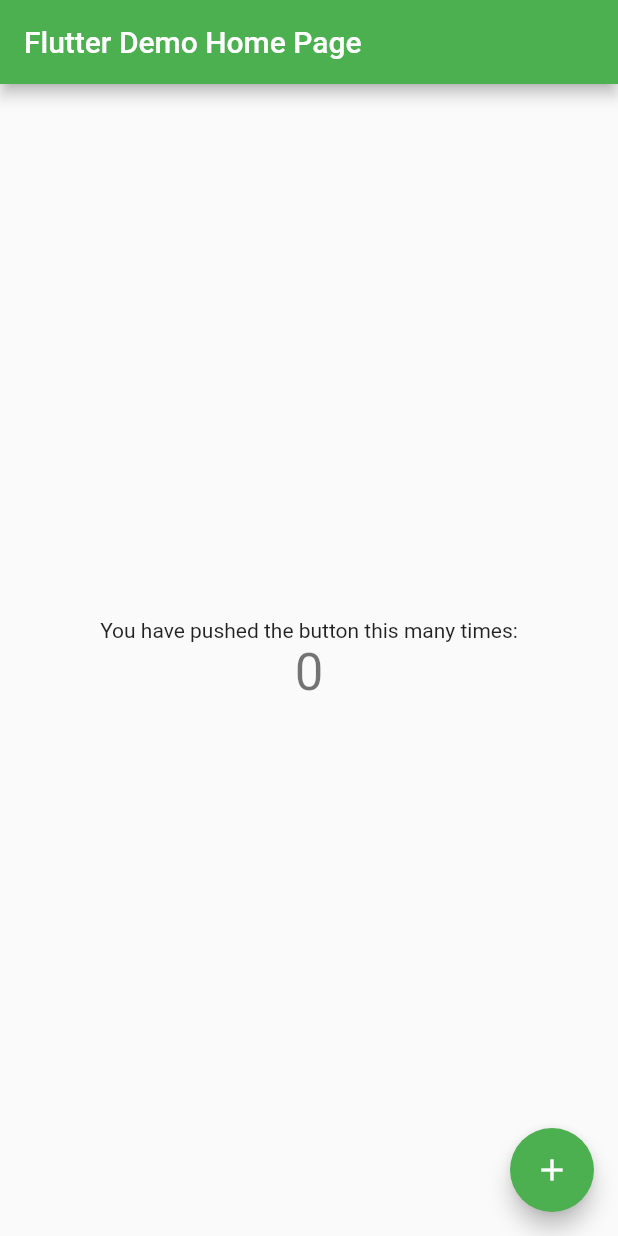
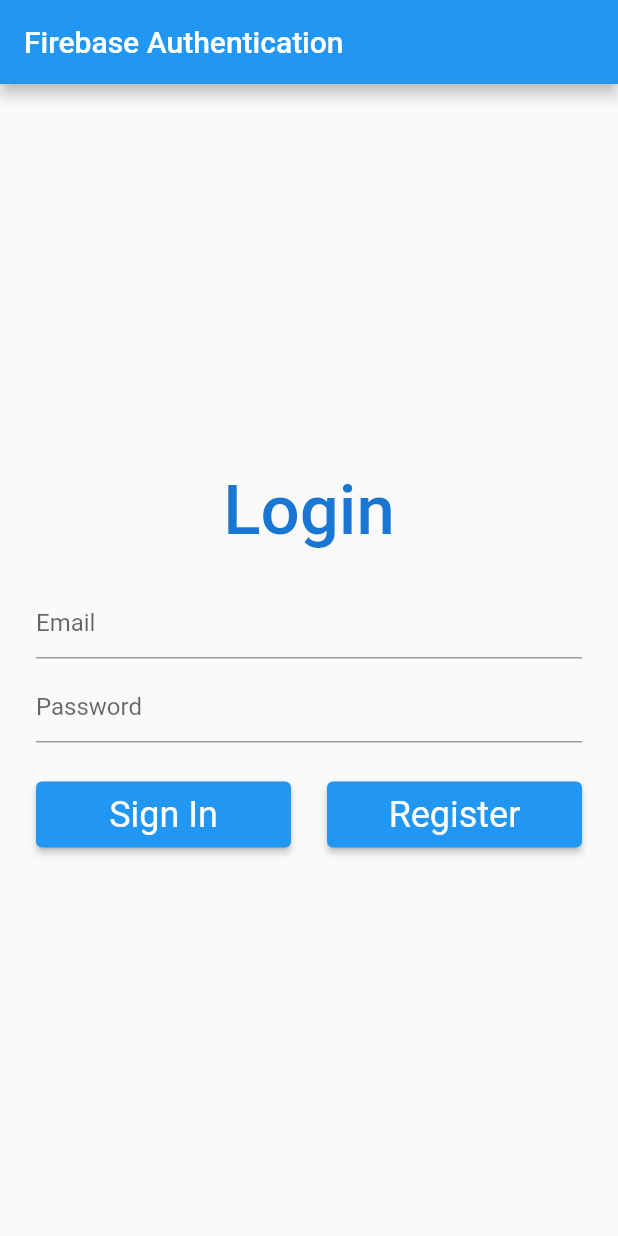
Before and after one commit to fredrikhoelseter/WhatsInMyFridge, a Flutter app: the screen it shows after launch, on a phone screen of 412 x 824 dp. Run offline on Flutter 3.47's test engine with Material 2 defaults, Android fonts, the phone set to English and light mode, and no system bars; our stand-ins replace firebase_auth, firebase_core; accounts and stored records are empty.

Commit message:
Firebase auth

```diff
--- a/lib/main.dart
+++ b/lib/main.dart
@@ -1,115 +1,38 @@
 import 'package:flutter/material.dart';
 
+import 'screens/login_page.dart';
+
 void main() {
-  runApp(const MyApp());
+  runApp(MyApp());
 }
 
 class MyApp extends StatelessWidget {
-  const MyApp({Key? key}) : super(key: key);
-
-  // This widget is the root of your application.
   @override
   Widget build(BuildContext context) {
     return MaterialApp(
-      title: 'Flutter Demo',
+      title: 'Flutter Authentication',
+      debugShowCheckedModeBanner: false,
       theme: ThemeData(
-        // This is the theme of your application.
-        //
-        // Try running your application with "flutter run". You'll see the
-        // application has a blue toolbar. Then, without quitting the app, try
-        // changing the primarySwatch below to Colors.green and then invoke
-        // "hot reload" (press "r" in the console where you ran "flutter run",
-        // or simply save your changes to "hot reload" in a Flutter IDE).
-        // Notice that the counter didn't reset back to zero; the application
-        // is not restarted.
-        primarySwatch: Colors.green,
+        brightness: Brightness.light,
+        primarySwatch: Colors.blue,
+        elevatedButtonTheme: ElevatedButtonThemeData(
+          style: ElevatedButton.styleFrom(
+            textStyle: TextStyle(
+              fontSize: 24.0,
+            ),
+            padding: EdgeInsets.fromLTRB(16.0, 8.0, 16.0, 8.0),
+          ),
+        ),
+        textTheme: TextTheme(
+          headline1: TextStyle(
+            fontSize: 46.0,
+            color: Colors.blue.shade700,
+            fontWeight: FontWeight.w500,
+          ),
+          bodyText1: TextStyle(fontSize: 18.0),
+        ),
       ),
-      home: const MyHomePage(title: 'Flutter Demo Home Page'),
+      home: LoginPage(),
     );
   }
 }
-
-class MyHomePage extends StatefulWidget {
-  const MyHomePage({Key? key, required this.title}) : super(key: key);
-
-  // This widget is the home page of your application. It is stateful, meaning
-  // that it has a State object (defined below) that contains fields that affect
-  // how it looks.
-
-  // This class is the configuration for the state. It holds the values (in this
-  // case the title) provided by the parent (in this case the App widget) and
-  // used by the build method of the State. Fields in a Widget subclass are
-  // always marked "final".
-
-  final String title;
-
-  @override
-  State<MyHomePage> createState() => _MyHomePageState();
-}
-
-class _MyHomePageState extends State<MyHomePage> {
-  int _counter = 0;
-
-  void _incrementCounter() {
-    setState(() {
-      // This call to setState tells the Flutter framework that something has
-      // changed in this State, which causes it to rerun the build method below
-      // so that the display can reflect the updated values. If we changed
-      // _counter without calling setState(), then the build method would not be
-      // called again, and so nothing would appear to happen.
-      _counter++;
-    });
-  }
-
-  @override
-  Widget build(BuildContext context) {
-    // This method is rerun every time setState is called, for instance as done
-    // by the _incrementCounter method above.
-    //
-    // The Flutter framework has been optimized to make rerunning build methods
-    // fast, so that you can just rebuild anything that needs updating rather
-    // than having to individually change instances of widgets.
-    return Scaffold(
-      appBar: AppBar(
-        // Here we take the value from the MyHomePage object that was created by
-        // the App.build method, and use it to set our appbar title.
-        title: Text(widget.title),
-      ),
-      body: Center(
-        // Center is a layout widget. It takes a single child and positions it
-        // in the middle of the parent.
-        child: Column(
-          // Column is also a layout widget. It takes a list of children and
-          // arranges them vertically. By default, it sizes itself to fit its
-          // children horizontally, and tries to be as tall as its parent.
-          //
-          // Invoke "debug painting" (press "p" in the console, choose the
-          // "Toggle Debug Paint" action from the Flutter Inspector in Android
-          // Studio, or the "Toggle Debug Paint" command in Visual Studio Code)
-          // to see the wireframe for each widget.
-          //
-          // Column has various properties to control how it sizes itself and
-          // how it positions its children. Here we use mainAxisAlignment to
-          // center the children vertically; the main axis here is the vertical
-          // axis because Columns are vertical (the cross axis would be
-          // horizontal).
-          mainAxisAlignment: MainAxisAlignment.center,
-          children: <Widget>[
-            const Text(
-              'You have pushed the button this many times:',
-            ),
-            Text(
-              '$_counter',
-              style: Theme.of(context).textTheme.headline4,
-            ),
-          ],
-        ),
-      ),
-      floatingActionButton: FloatingActionButton(
-        onPressed: _incrementCounter,
-        tooltip: 'Increment',
-        child: const Icon(Icons.add),
-      ), // This trailing comma makes auto-formatting nicer for build methods.
-    );
-  }
-}
--- /dev/null
+++ b/lib/screens/login_page.dart
@@ -0,0 +1,190 @@
+import 'package:firebase_auth/firebase_auth.dart';
+import 'package:firebase_core/firebase_core.dart';
+import 'package:flutter/material.dart';
+import 'package:whats_in_my_fridge/screens/profile_page.dart';
+import 'package:whats_in_my_fridge/screens/register_page.dart';
+import 'package:whats_in_my_fridge/utilities/fire_auth.dart';
+import 'package:whats_in_my_fridge/utilities/validator.dart';
+
+class LoginPage extends StatefulWidget {
+  @override
+  _LoginPageState createState() => _LoginPageState();
+}
+
+class _LoginPageState extends State<LoginPage> {
+  final _formKey = GlobalKey<FormState>();
+
+  final _emailTextController = TextEditingController();
+  final _passwordTextController = TextEditingController();
+
+  final _focusEmail = FocusNode();
+  final _focusPassword = FocusNode();
+
+  bool _isProcessing = false;
+
+  Future<FirebaseApp> _initializeFirebase() async {
+    FirebaseApp firebaseApp = await Firebase.initializeApp();
+
+    User? user = FirebaseAuth.instance.currentUser;
+
+    if (user != null) {
+      Navigator.of(context).pushReplacement(
+        MaterialPageRoute(
+          builder: (context) => ProfilePage(
+            user: user,
+          ),
+        ),
+      );
+    }
+
+    return firebaseApp;
+  }
+
+  @override
+  Widget build(BuildContext context) {
+    return GestureDetector(
+      onTap: () {
+        _focusEmail.unfocus();
+        _focusPassword.unfocus();
+      },
+      child: Scaffold(
+        appBar: AppBar(
+          title: Text('Firebase Authentication'),
+        ),
+        body: FutureBuilder(
+          future: _initializeFirebase(),
+          builder: (context, snapshot) {
+            if (snapshot.connectionState == ConnectionState.done) {
+              return Padding(
+                padding: const EdgeInsets.only(left: 24.0, right: 24.0),
+                child: Column(
+                  mainAxisAlignment: MainAxisAlignment.center,
+                  children: [
+                    Padding(
+                      padding: const EdgeInsets.only(bottom: 24.0),
+                      child: Text(
+                        'Login',
+                        style: Theme.of(context).textTheme.headline1,
+                      ),
+                    ),
+                    Form(
+                      key: _formKey,
+                      child: Column(
+                        children: <Widget>[
+                          TextFormField(
+                            controller: _emailTextController,
+                            focusNode: _focusEmail,
+                            validator: (value) => Validator.validateEmail(
+                              email: value,
+                            ),
+                            decoration: InputDecoration(
+                              hintText: "Email",
+                              errorBorder: UnderlineInputBorder(
+                                borderRadius: BorderRadius.circular(6.0),
+                                borderSide: BorderSide(
+                                  color: Colors.red,
+                                ),
+                              ),
+                            ),
+                          ),
+                          SizedBox(height: 8.0),
+                          TextFormField(
+                            controller: _passwordTextController,
+                            focusNode: _focusPassword,
+                            obscureText: true,
+                            validator: (value) => Validator.validatePassword(
+                              password: value,
+                            ),
+                            decoration: InputDecoration(
+                              hintText: "Password",
+                              errorBorder: UnderlineInputBorder(
+                                borderRadius: BorderRadius.circular(6.0),
+                                borderSide: BorderSide(
+                                  color: Colors.red,
+                                ),
+                              ),
+                            ),
+                          ),
+                          SizedBox(height: 24.0),
+                          _isProcessing
+                              ? CircularProgressIndicator()
+                              : Row(
+                                  mainAxisAlignment:
+                                      MainAxisAlignment.spaceBetween,
+                                  children: [
+                                    Expanded(
+                                      child: ElevatedButton(
+                                        onPressed: () async {
+                                          _focusEmail.unfocus();
+                                          _focusPassword.unfocus();
+
+                                          if (_formKey.currentState!
+                                              .validate()) {
+                                            setState(() {
+                                              _isProcessing = true;
+                                            });
+
+                                            User? user = await FireAuth
+                                                .signInUsingEmailPassword(
+                                              email: _emailTextController.text,
+                                              password:
+                                                  _passwordTextController.text,
+                                            );
+
+                                            setState(() {
+                                              _isProcessing = false;
+                                            });
+
+                                            if (user != null) {
+                                              Navigator.of(context)
+                                                  .pushReplacement(
+                                                MaterialPageRoute(
+                                                  builder: (context) =>
+                                                      ProfilePage(user: user),
+                                                ),
+                                              );
+                                            }
+                                          }
+                                        },
+                                        child: Text(
+                                          'Sign In',
+                                          style: TextStyle(color: Colors.white),
+                                        ),
+                                      ),
+                                    ),
+                                    SizedBox(width: 24.0),
+                                    Expanded(
+                                      child: ElevatedButton(
+                                        onPressed: () {
+                                          Navigator.of(context).push(
+                                            MaterialPageRoute(
+                                              builder: (context) =>
+                                                  RegisterPage(),
+                                            ),
+                                          );
+                                        },
+                                        child: Text(
+                                          'Register',
+                                          style: TextStyle(color: Colors.white),
+                                        ),
+                                      ),
+                                    ),
+                                  ],
+                                )
+                        ],
+                      ),
+                    )
+                  ],
+                ),
+              );
+            }
+
+            return Center(
+              child: CircularProgressIndicator(),
+            );
+          },
+        ),
+      ),
+    );
+  }
+}
--- /dev/null
+++ b/lib/utilities/fire_auth.dart
@@ -0,0 +1,69 @@
+import 'package:firebase_auth/firebase_auth.dart';
+
+class FireAuth {
+  // For registering a new user
+  static Future<User?> registerUsingEmailPassword({
+    required String name,
+    required String email,
+    required String password,
+  }) async {
+    FirebaseAuth auth = FirebaseAuth.instance;
+    User? user;
+
+    try {
+      UserCredential userCredential = await auth.createUserWithEmailAndPassword(
+        email: email,
+        password: password,
+      );
+
+      user = userCredential.user;
+      await user!.updateProfile(displayName: name);
+      await user.reload();
+      user = auth.currentUser;
+    } on FirebaseAuthException catch (e) {
+      if (e.code == 'weak-password') {
+        print('The password provided is too weak.');
+      } else if (e.code == 'email-already-in-use') {
+        print('The account already exists for that email.');
+      }
+    } catch (e) {
+      print(e);
+    }
+
+    return user;
+  }
+
+  // For signing in an user (have already registered)
+  static Future<User?> signInUsingEmailPassword({
+    required String email,
+    required String password,
+  }) async {
+    FirebaseAuth auth = FirebaseAuth.instance;
+    User? user;
+
+    try {
+      UserCredential userCredential = await auth.signInWithEmailAndPassword(
+        email: email,
+        password: password,
+      );
+      user = userCredential.user;
+    } on FirebaseAuthException catch (e) {
+      if (e.code == 'user-not-found') {
+        print('No user found for that email.');
+      } else if (e.code == 'wrong-password') {
+        print('Wrong password provided.');
+      }
+    }
+
+    return user;
+  }
+
+  static Future<User?> refreshUser(User user) async {
+    FirebaseAuth auth = FirebaseAuth.instance;
+
+    await user.reload();
+    User? refreshedUser = auth.currentUser;
+
+    return refreshedUser;
+  }
+}
--- /dev/null
+++ b/lib/utilities/validator.dart
@@ -0,0 +1,44 @@
+class Validator {
+  static String? validateName({required String? name}) {
+    if (name == null) {
+      return null;
+    }
+
+    if (name.isEmpty) {
+      return 'Name can\'t be empty';
+    }
+
+    return null;
+  }
+
+  static String? validateEmail({required String? email}) {
+    if (email == null) {
+      return null;
+    }
+
+    RegExp emailRegExp = RegExp(
+        r"^[a-zA-Z0-9.!#$%&'*+/=?^_`{|}~-]+@[a-zA-Z0-9](?:[a-zA-Z0-9-]{0,253}[a-zA-Z0-9])?(?:\.[a-zA-Z0-9](?:[a-zA-Z0-9-]{0,253}[a-zA-Z0-9])?)*$");
+
+    if (email.isEmpty) {
+      return 'Email can\'t be empty';
+    } else if (!emailRegExp.hasMatch(email)) {
+      return 'Enter a correct email';
+    }
+
+    return null;
+  }
+
+  static String? validatePassword({required String? password}) {
+    if (password == null) {
+      return null;
+    }
+
+    if (password.isEmpty) {
+      return 'Password can\'t be empty';
+    } else if (password.length < 6) {
+      return 'Enter a password with length at least 6';
+    }
+
+    return null;
+  }
+}
--- a/pubspec.yaml
+++ b/pubspec.yaml
@@ -34,6 +34,8 @@
   # The following adds the Cupertino Icons font to your application.
   # Use with the CupertinoIcons class for iOS style icons.
   cupertino_icons: ^1.0.2
+  firebase_auth: ^3.10.0
+  firebase_core: ^1.23.0
 
 dev_dependencies:
   flutter_test:
```
Also changed, not shown: lib/screens/profile_page.dart (added, +126 -0 lines), lib/screens/register_page.dart (added, +155 -0 lines), lib/firebase_options.dart (added), pubspec.lock, 13 other files.
